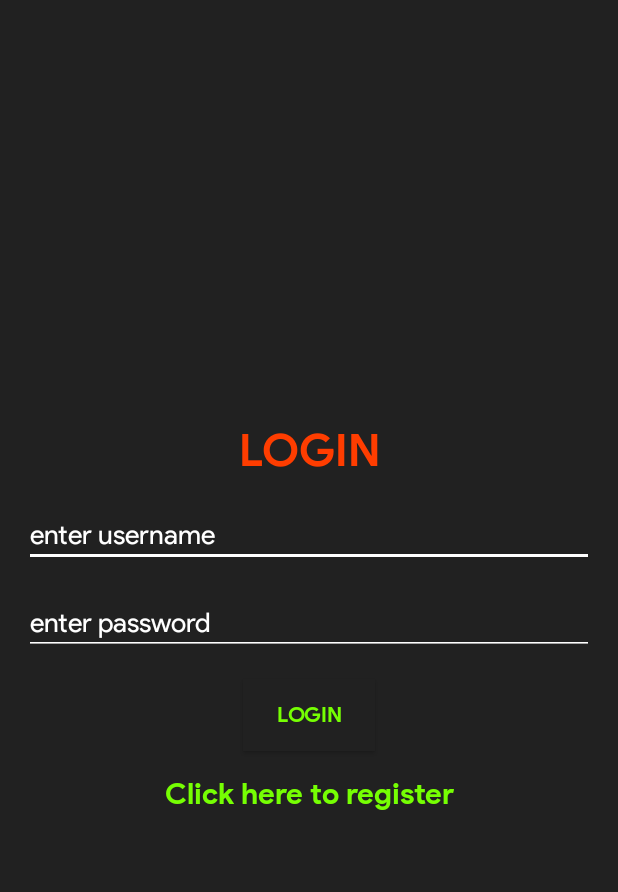
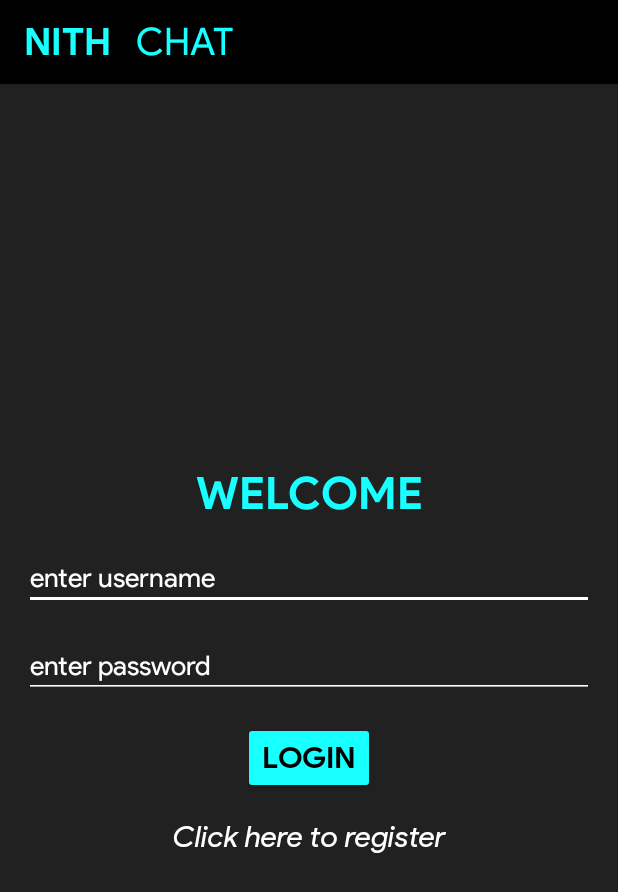
Before and after one commit to ThisIsNSH/Android-NITHub, an Android app: the layout activity_login.xml on its own in the app's theme, with its tools: preview values and no code run, on a phone screen of 412 x 824 dp. Shown: the top 892 px of the screen. Run offline under Robolectric (Android 15) with nearby library versions, the phone set to English and light mode, and no system bars.

Commit message:
chat added

```diff
--- a/app/src/main/java/com/travis/myapplication/Register.java
+++ b/app/src/main/java/com/travis/myapplication/Register.java
@@ -1,4 +1,4 @@
-package com.chatapp.android.androidchatapp;
+package com.travis.myapplication;
 import android.app.ProgressDialog;
 import android.content.Intent;
 import android.support.v7.app.AppCompatActivity;
@@ -40,7 +40,7 @@ public class Register extends AppCompatActivity {
         login.setOnClickListener(new View.OnClickListener() {
             @Override
             public void onClick(View v) {
-                startActivity(new Intent(Register.this, com.chatapp.android.androidchatapp.Login.class));
+                startActivity(new Intent(Register.this, com.travis.myapplication.Login.class));
             }
         });
 
--- a/app/src/main/java/com/travis/myapplication/UserDetails.java
+++ b/app/src/main/java/com/travis/myapplication/UserDetails.java
@@ -1,4 +1,4 @@
-package com.chatapp.android.androidchatapp;
+package com.travis.myapplication;
 
 public class UserDetails {
     static String username = "";
--- /dev/null
+++ b/app/src/main/res/drawable/editback.xml
@@ -0,0 +1,5 @@
+<?xml version="1.0" encoding="utf-8"?>
+<shape android:shape="rectangle" xmlns:android="http://schemas.android.com/apk/res/android">
+<corners android:radius="20dp"/>
+    <solid android:color="@color/textcolor"/>
+</shape>
--- /dev/null
+++ b/app/src/main/res/drawable/youchat.xml
@@ -0,0 +1,5 @@
+<?xml version="1.0" encoding="utf-8"?>
+<shape android:shape="rectangle" xmlns:android="http://schemas.android.com/apk/res/android">
+<corners android:radius="4dp"/>
+    <solid android:color="#d2d2d2"/>
+</shape>
--- /dev/null
+++ b/app/src/main/res/drawable/youchat1.xml
@@ -0,0 +1,5 @@
+<?xml version="1.0" encoding="utf-8"?>
+<shape android:shape="rectangle" xmlns:android="http://schemas.android.com/apk/res/android">
+<corners android:radius="4dp"/>
+    <solid android:color="#a2a2a2"/>
+</shape>
--- a/app/src/main/res/layout/activity_login.xml
+++ b/app/src/main/res/layout/activity_login.xml
@@ -1,4 +1,37 @@
 <?xml version="1.0" encoding="utf-8"?>
+<LinearLayout android:layout_width="match_parent"
+    android:layout_height="match_parent"
+    android:orientation="vertical"
+    xmlns:android="http://schemas.android.com/apk/res/android" >
+    <android.support.v7.widget.Toolbar
+        android:id="@+id/my_toolbar"
+        android:layout_width="match_parent"
+        android:layout_height="?attr/actionBarSize"
+        style="@style/HeaderBar"
+
+        android:elevation="4dp">
+        <TextView
+            android:layout_width="wrap_content"
+            android:layout_marginRight="16dp"
+
+            android:layout_height="wrap_content"
+            android:text="NITH"
+            android:textColor="@color/textcolor"
+            android:fontFamily="@font/psb"
+            android:textAllCaps="true"
+            android:textSize="25sp"
+            android:gravity="center"/>
+        <TextView
+            android:layout_width="wrap_content"
+            android:layout_marginRight="16dp"
+            android:layout_height="wrap_content"
+            android:text="Chat"
+            android:textColor="@color/textcolor"
+            android:fontFamily="@font/ps"
+            android:textAllCaps="true"
+            android:textSize="25sp"
+            android:gravity="center"/>
+    </android.support.v7.widget.Toolbar>
 <LinearLayout xmlns:android="http://schemas.android.com/apk/res/android"
     xmlns:tools="http://schemas.android.com/tools"
     android:layout_width="match_parent"
@@ -6,10 +39,12 @@
     android:orientation="vertical"
     android:background="@color/background"
     android:gravity="center">
+
+
     <TextView
         android:layout_width="match_parent"
         android:layout_height="wrap_content"
-        android:text="Login"
+        android:text="welcome"
         android:textSize="30dp"
         android:gravity="center"
         android:textColor="@color/textcolor"
@@ -55,8 +90,9 @@ android:textColorHint="#fff"
         android:layout_height="wrap_content"
         android:text="Login"
         android:id="@+id/loginButton"
-        android:background="@color/background"
-        android:textColor="#76FF03"
+        android:backgroundTint="@color/textcolor"
+        android:textColor="#000"
+        android:textSize="20dp"
         android:fontFamily="@font/psb"
         android:textStyle="bold"
         android:layout_marginBottom="16dp"
@@ -69,9 +105,10 @@ android:textColorHint="#fff"
         android:textSize="20dp"
         android:gravity="center"
         android:id="@+id/register"
-        android:fontFamily="@font/psb"
-        android:textStyle="bold"
-        android:textColor="#76FF03"
+        android:fontFamily="@font/psi"
+        android:foreground="?attr/selectableItemBackgroundBorderless"
+        android:textColor="#fff"
         />
 
 </LinearLayout>
+</LinearLayout>
--- a/app/src/main/res/values/colors.xml
+++ b/app/src/main/res/values/colors.xml
@@ -8,7 +8,7 @@
     <color name="darkBlue">#3b5998</color>
     <color name="white">#ffffff</color>
     <color name="background">#212121</color>
-    <color name="textcolor">#ff3d00</color>
+    <color name="textcolor">#18ffff</color>
     <color name="amber">#eeff41</color>
     <color name="black">#1b1b1b</color>
 </resources>
--- a/app/src/main/res/values/strings.xml
+++ b/app/src/main/res/values/strings.xml
@@ -1,4 +1,5 @@
 <resources>
+    <string name="app_name">NITHub</string>
     <string name="like"><u>Like</u></string>
     <string name="comment">Comment</string>
     <string name="share">Share</string>
--- a/build.gradle
+++ b/build.gradle
@@ -8,7 +8,7 @@ buildscript {
     }
     dependencies {
         classpath 'com.android.tools.build:gradle:3.0.1'
-
+        classpath 'com.google.gms:google-services:3.2.0'
 
         // NOTE: Do not place your application dependencies here; they belong
         // in the individual module build.gradle files
```
Also changed, not shown: app/build.gradle (+9 -4 lines), app/src/main/AndroidManifest.xml (+10 -4 lines), app/src/main/java/com/travis/myapplication/Chat.java (+11 -9 lines), app/src/main/java/com/travis/myapplication/Login.java (+6 -5 lines), app/src/main/java/com/travis/myapplication/Users.java (+4 -4 lines), app/src/main/res/layout/activity_chat.xml (+8 -10 lines), app/src/main/res/layout/activity_register.xml (+42 -8 lines), app/src/main/res/layout/activity_users.xml (+34 -1 lines), app/src/main/res/layout/message_area.xml (+9 -6 lines), 1 other file.
